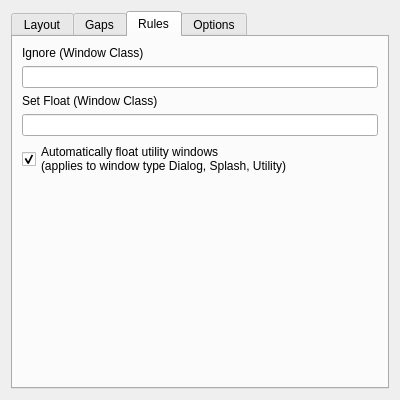
Before: the Qt Designer form res/config.ui in Bismuth-Forge/bismuth, drawn with Qt 5.
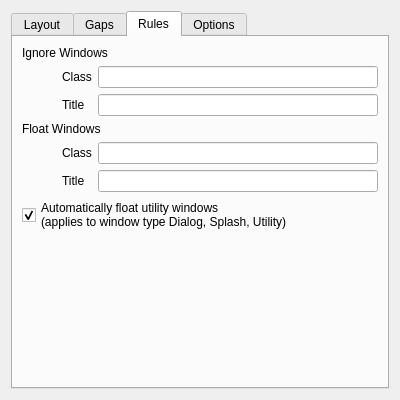
After: the same form once the commit is applied. The open tabs and pages were chosen to show the change.

Commit message:
ignore/float windows by matching title string
 * dumb substring match on window title
 * implements user suggested feature (#23)

The edit to the form file:
```diff
--- a/res/config.ui
+++ b/res/config.ui
@@ -253,7 +253,7 @@
        <item>
         <widget class="QLabel" name="ignoreLabel">
          <property name="text">
-          <string>Ignore (Window Class)</string>
+          <string>Ignore Windows</string>
          </property>
          <property name="textInteractionFlags">
           <set>Qt::NoTextInteraction</set>
@@ -261,17 +261,93 @@
         </widget>
        </item>
        <item>
-        <widget class="QLineEdit" name="kcfg_ignoreClass"/>
+        <layout class="QGridLayout" name="ignoreLayout">
+         <property name="leftMargin">
+          <number>40</number>
+         </property>
+         <item row="0" column="1">
+          <widget class="QLineEdit" name="kcfg_ignoreClass">
+           <property name="statusTip">
+            <string>Comma-separated list of window classes to be ignored by Krohnkite</string>
+           </property>
+           <property name="whatsThis">
+            <string>Comma-separated list of window classes to be ignored by Krohnkite</string>
+           </property>
+          </widget>
+         </item>
+         <item row="0" column="0">
+          <widget class="QLabel" name="ignoreClassLabel">
+           <property name="text">
+            <string>Class</string>
+           </property>
+          </widget>
+         </item>
+         <item row="1" column="0">
+          <widget class="QLabel" name="ignoreTitleLabel">
+           <property name="text">
+            <string>Title</string>
+           </property>
+          </widget>
+         </item>
+         <item row="1" column="1">
+          <widget class="QLineEdit" name="kcfg_ignoreTitle">
+           <property name="whatsThis">
+            <string>Comma-separated list of title text to be ignored by Krohnkite</string>
+           </property>
+           <property name="accessibleName">
+            <string>Comma-separated list of title text to be ignored by Krohnkite</string>
+           </property>
+          </widget>
+         </item>
+        </layout>
        </item>
        <item>
         <widget class="QLabel" name="floatingLabel">
          <property name="text">
-          <string>Set Float (Window Class)</string>
+          <string>Float Windows</string>
          </property>
         </widget>
        </item>
        <item>
-        <widget class="QLineEdit" name="kcfg_floatingClass"/>
+        <layout class="QGridLayout" name="floatLayout">
+         <property name="leftMargin">
+          <number>40</number>
+         </property>
+         <item row="0" column="1">
+          <widget class="QLineEdit" name="kcfg_floatingClass">
+           <property name="whatsThis">
+            <string>Comma-separated list of window classes which will be floated automatically by Krohnkite</string>
+           </property>
+           <property name="accessibleName">
+            <string>Comma-separated list of window classes which will be floated automatically by Krohnkite</string>
+           </property>
+          </widget>
+         </item>
+         <item row="0" column="0">
+          <widget class="QLabel" name="floatingClassLabel">
+           <property name="text">
+            <string>Class</string>
+           </property>
+          </widget>
+         </item>
+         <item row="1" column="0">
+          <widget class="QLabel" name="floatingTitleLabel">
+           <property name="text">
+            <string>Title</string>
+           </property>
+          </widget>
+         </item>
+         <item row="1" column="1">
+          <widget class="QLineEdit" name="kcfg_floatingTitle">
+           <property name="accessibleName">
+            <string>Comma-separated list of title text which will be floated automatically by Krohnkite</string>
+           </property>
+           <property name="accessibleDescription">
+            <string>Comma-separated list of title text which will be floated automatically by Krohnkite</string>
+           </property>
+          </widget>
+         </item>
+        </layout>
        </item>
        <item>
         <widget class="QCheckBox" name="kcfg_floatUtility">
```
The commit also changes 5 other files.
